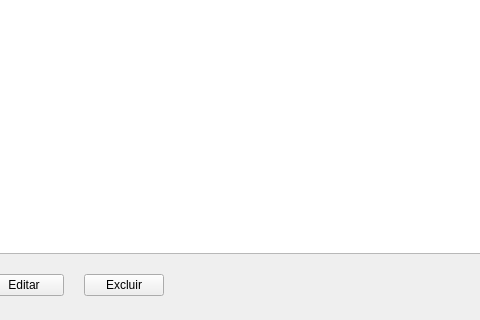
Above: frontend/patrimonio.ui from zecadelgado/patp before the change; both pictures show x 140 to 620 and y 430 to 750 of the 1200 by 750 pixel window. Below: the same form after it.
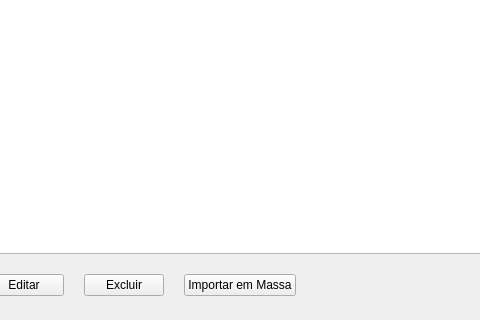
That is the form after the change.

Commit message: Add import button to patrimonio UI

What changed in the file:
```diff
--- a/frontend/patrimonio.ui
+++ b/frontend/patrimonio.ui
@@ -193,6 +193,13 @@
               </property>
             </widget>
           </item>
+          <item>
+            <widget class="QPushButton" name="btn_importar">
+              <property name="text">
+                <string>Importar em Massa</string>
+              </property>
+            </widget>
+          </item>
           <item>
             <spacer name="hspacer">
               <property name="orientation">
```
The commit also changes 1 other file.
